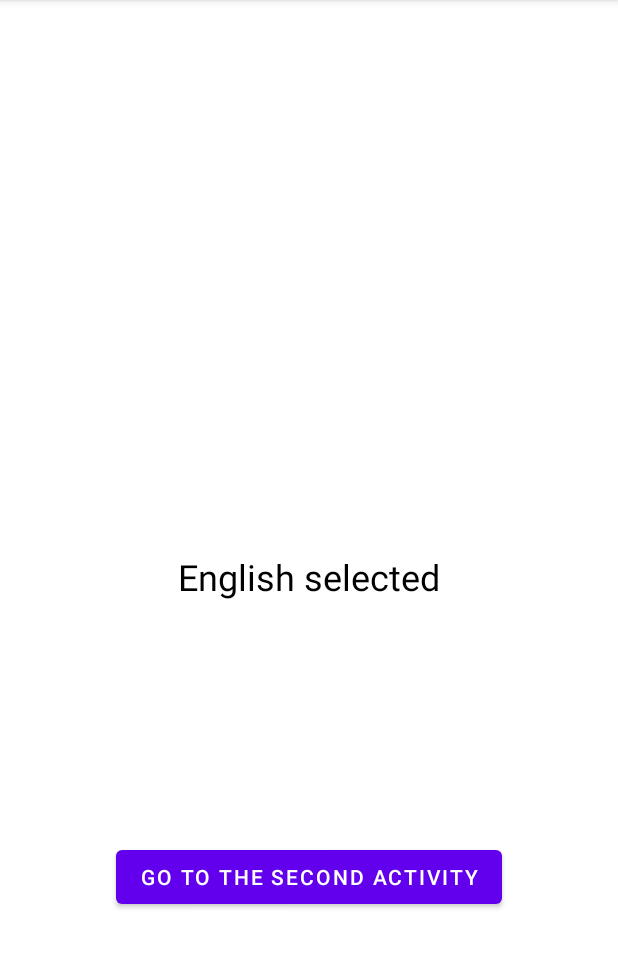
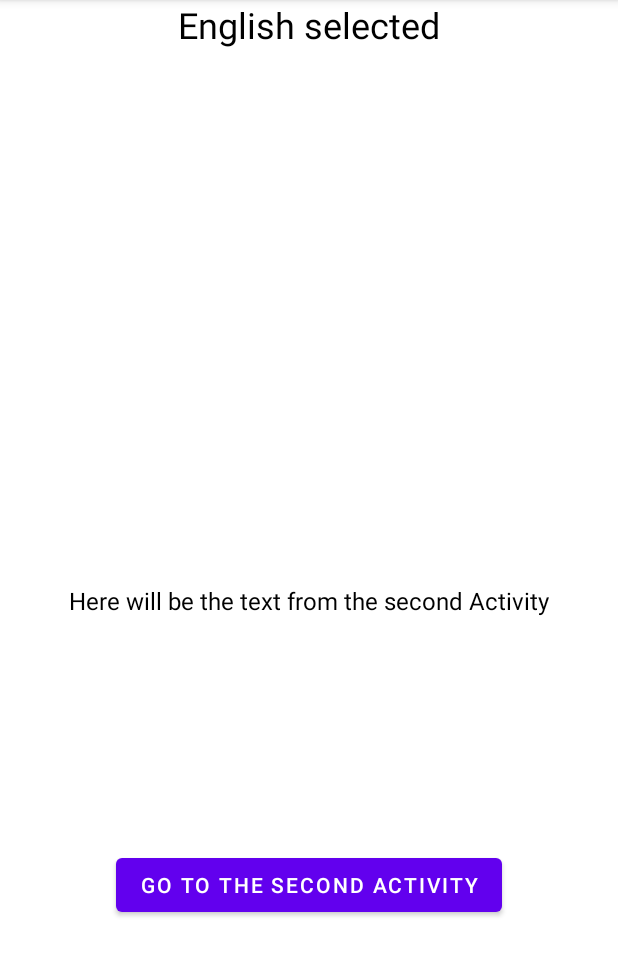
Before and after one commit to Danseren/Sarancha_Lesson2, an Android app: the screen it shows after launch (MainActivity), on a phone screen of 412 x 824 dp, the part 84-1060 px from its top. Run offline under Robolectric (Android 15) with nearby library versions, the phone set to English and light mode, and no system bars.

Commit message:
Work | При переходе из второго активити в первое текст из etMessage передается в tvMessage

```diff
--- /dev/null
+++ b/app/src/main/java/ru/aston/sarancha_lesson2/Const.kt
@@ -0,0 +1,5 @@
+package ru.aston.sarancha_lesson2
+
+const val SECOND_ACTIVITY_ET_KEY = "SECOND_ACTIVITY_ET_KEY"
+const val REQUEST_CODE = 42
+const val FIRST_ACTIVITY_TV_KEY = "FIRST_ACTIVITY_TV_KEY"
--- a/app/src/main/res/layout/activity_main.xml
+++ b/app/src/main/res/layout/activity_main.xml
@@ -7,17 +7,29 @@
     tools:context=".MainActivity">
 
     <TextView
+        android:id="@+id/tvLanguage"
+        android:layout_width="wrap_content"
+        android:layout_height="wrap_content"
+        android:text="@string/tvLanguage"
+        android:textSize="@dimen/textSizeLarge"
+        android:textColor="@color/black"
+        app:layout_constraintEnd_toEndOf="parent"
+        app:layout_constraintStart_toStartOf="parent"
+        app:layout_constraintTop_toTopOf="parent"
+        android:freezesText="true" />
+
+    <TextView
         android:id="@+id/tvMessage"
         android:layout_width="wrap_content"
         android:layout_height="wrap_content"
-        android:text="@string/tvMessage"
-        android:textSize="@dimen/textSizeLarge"
+        android:textSize="@dimen/textSizeMedium"
         android:textColor="@color/black"
         app:layout_constraintBottom_toBottomOf="parent"
         app:layout_constraintEnd_toEndOf="parent"
         app:layout_constraintStart_toStartOf="parent"
-        app:layout_constraintTop_toTopOf="parent"
-        android:freezesText="true" />
+        app:layout_constraintTop_toBottomOf="@+id/tvLanguage"
+        android:text="@string/tvMessage"
+        android:freezesText="true"/>
 
     <Button
         android:id="@+id/btnGoToSecondActivity"
--- a/app/src/main/res/values/dimens.xml
+++ b/app/src/main/res/values/dimens.xml
@@ -1,4 +1,5 @@
 <?xml version="1.0" encoding="utf-8"?>
 <resources>
     <dimen name="textSizeLarge">24sp</dimen>
+    <dimen name="textSizeMedium">16sp</dimen>
 </resources>
--- a/app/src/main/res/values/strings.xml
+++ b/app/src/main/res/values/strings.xml
@@ -1,6 +1,7 @@
 <resources>
     <string name="app_name">Sarancha_Lesson2</string>
-    <string name="tvMessage">English selected</string>
+    <string name="tvMessage">Here will be the text from the second Activity</string>
+    <string name="tvLanguage">English selected</string>
     <string name="btnGoToSecondActivity">Go to the second Activity</string>
     <string name="etMessage">Enter your message</string>
     <string name="btnGoToFirstActivity">Go to the first Activity</string>
```
Also changed, not shown: app/src/main/java/ru/aston/sarancha_lesson2/MainActivity.kt (+30 -2 lines), app/src/main/java/ru/aston/sarancha_lesson2/SecondActivity.kt (+23 -2 lines), 1 other file.
